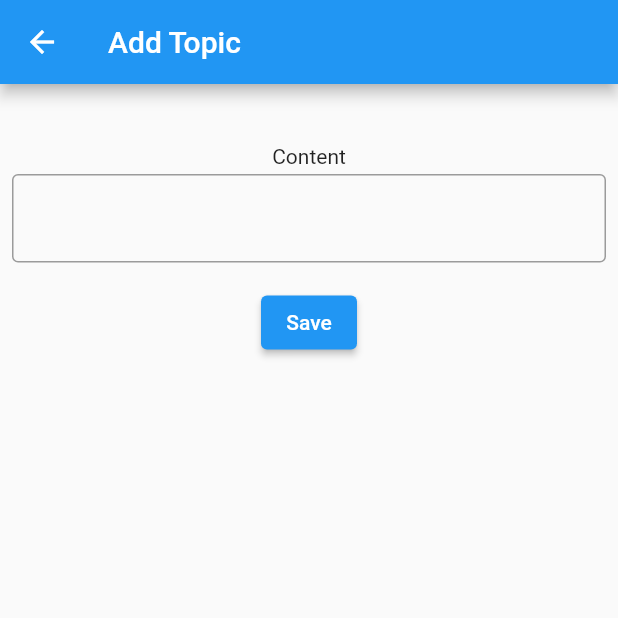
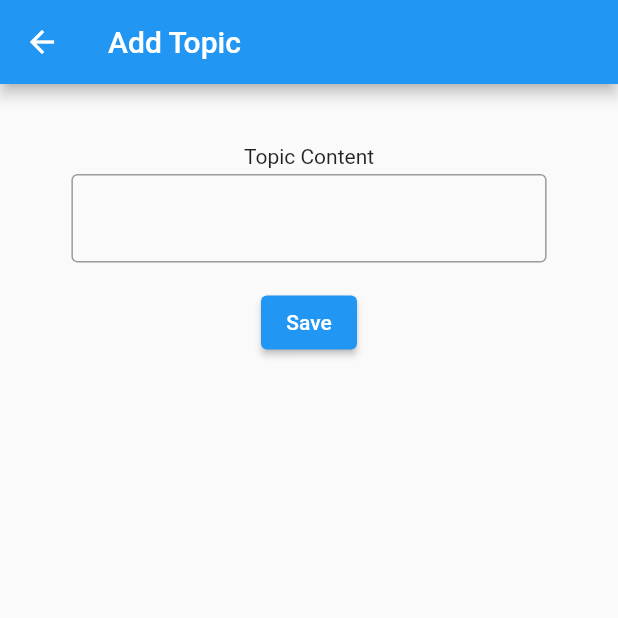
Before and after one commit to TeodorBirghisan/vot_senat_client, a Flutter app: the CreateTopicDialog screen opened directly with empty values, on a phone screen of 412 x 824 dp, the top half of it. Run offline on Flutter 3.47's test engine with Material 2 defaults, Android fonts, the phone set to English and light mode, and no system bars; our stand-ins replace date_time_picker, flutter_bloc; network calls fail.

Commit message:
foPbShUH-Redesign-add-topic-screen

```diff
--- a/lib/pages/topic_page/edit_topic_form.dart
+++ b/lib/pages/topic_page/edit_topic_form.dart
@@ -35,7 +35,7 @@ class _EditTopicFormState extends State<EditTopicForm> {
     fields = [
       FormFieldData(
         dataKey: "content",
-        label: "Content",
+        label: "Topic Content",
         hintText: "",
         validator: FormValidators.notEmptyValidator,
       ),
@@ -67,11 +67,15 @@ class _EditTopicFormState extends State<EditTopicForm> {
                   return TextEditingController();
                 },
               );
-              return Column(
+              return Center(
+                child: LayoutBuilder(
+                  builder: (context, constraints) => Column(
                     children: [
                       Text(field.label),
                       const SizedBox(height: 4),
-                  TextFormField(
+                      Container(
+                        width: constraints.maxWidth < 450 ? constraints.maxWidth * 0.8 : constraints.maxWidth * 0.6,
+                        child: TextFormField(
                           controller: controller,
                           validator: field.validator,
                           decoration: InputDecoration(
@@ -79,8 +83,11 @@ class _EditTopicFormState extends State<EditTopicForm> {
                             hintText: field.hintText,
                           ),
                         ),
+                      ),
                       const SizedBox(height: 8),
                     ],
+                  ),
+                ),
               );
             }),
           const SizedBox(height: 8),
```
Lines whose indentation alone changed are shown as unchanged.
